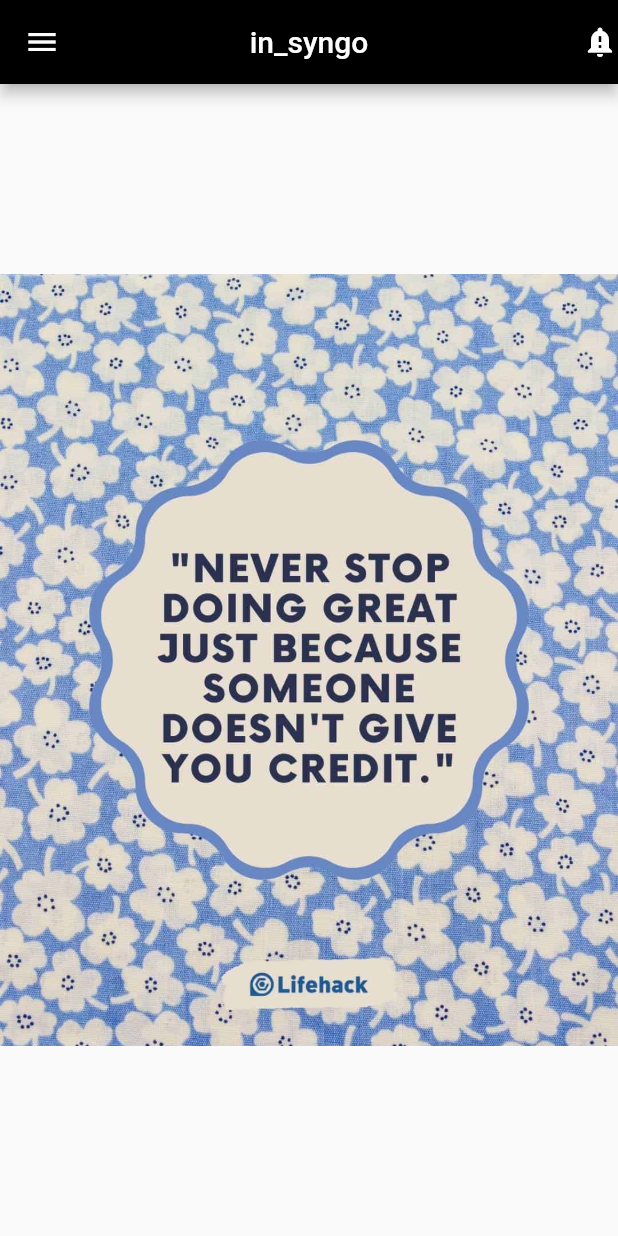
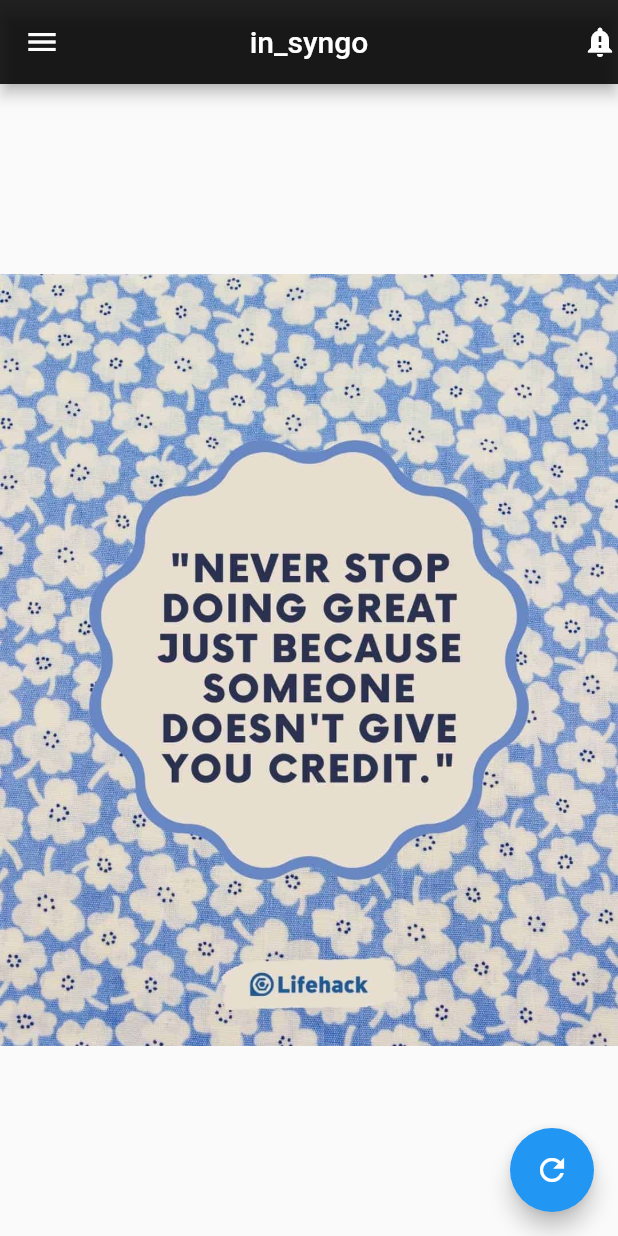
Before and after one commit to HEYKASHIF/flybe, a Flutter app: the screen it shows after launch, on a phone screen of 412 x 824 dp. Run offline on Flutter 3.47's test engine with Material 2 defaults, Android fonts, the phone set to English and light mode, and no system bars.

Commit message:
fifth commit

```diff
--- a/lib/main.dart
+++ b/lib/main.dart
@@ -12,7 +12,7 @@ class MyApp extends StatelessWidget {
       home: Scaffold(
         appBar: AppBar(
           centerTitle: true,
-          backgroundColor: Colors.black,
+          backgroundColor: Colors.black87,
           title: const Text("in_syngo"),
           leading: const Icon(Icons.menu),
           actions: const [Icon(Icons.notification_important)],
@@ -20,6 +20,10 @@ class MyApp extends StatelessWidget {
         body: Center(
           child: Image.asset("assets/images/pic1.jpg"),
         ),
+        floatingActionButton: FloatingActionButton(
+          onPressed: null,
+          child: const Icon(Icons.refresh),
+        ),
       ),
     );
   }
```
